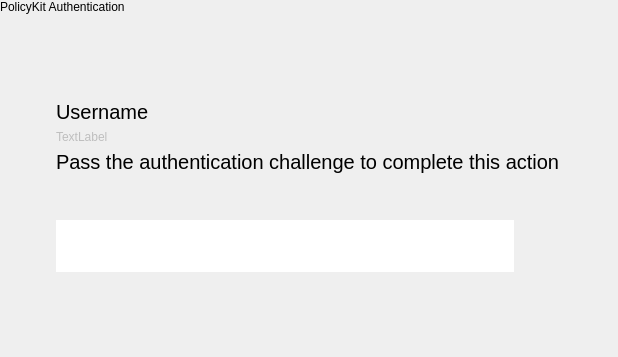
Before: the Qt Designer form polkitagent/authwindow.ui in theCheeseboard/thedesk, drawn with Qt 5.
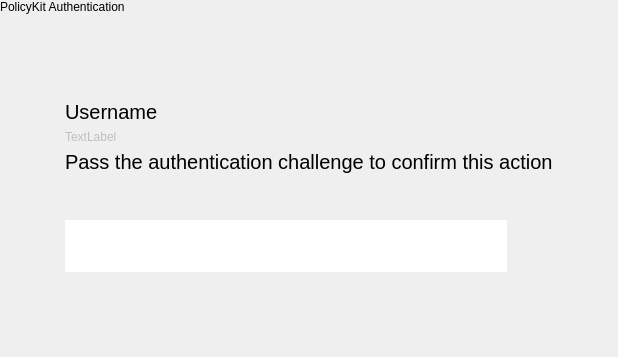
After: the same form once the commit is applied. Icons and pictures are not drawn. Custom widgets are drawn as their Qt base class.

```diff
--- a/polkitagent/authwindow.ui
+++ b/polkitagent/authwindow.ui
@@ -434,7 +434,7 @@
              </font>
             </property>
             <property name="text">
-             <string>Pass the authentication challenge to complete this action</string>
+             <string>Pass the authentication challenge to confirm this action</string>
             </property>
            </widget>
           </item>
@@ -533,7 +533,7 @@
          </property>
          <property name="sizeHint" stdset="0">
           <size>
-           <width>24</width>
+           <width>29</width>
            <height>20</height>
           </size>
          </property>
```
